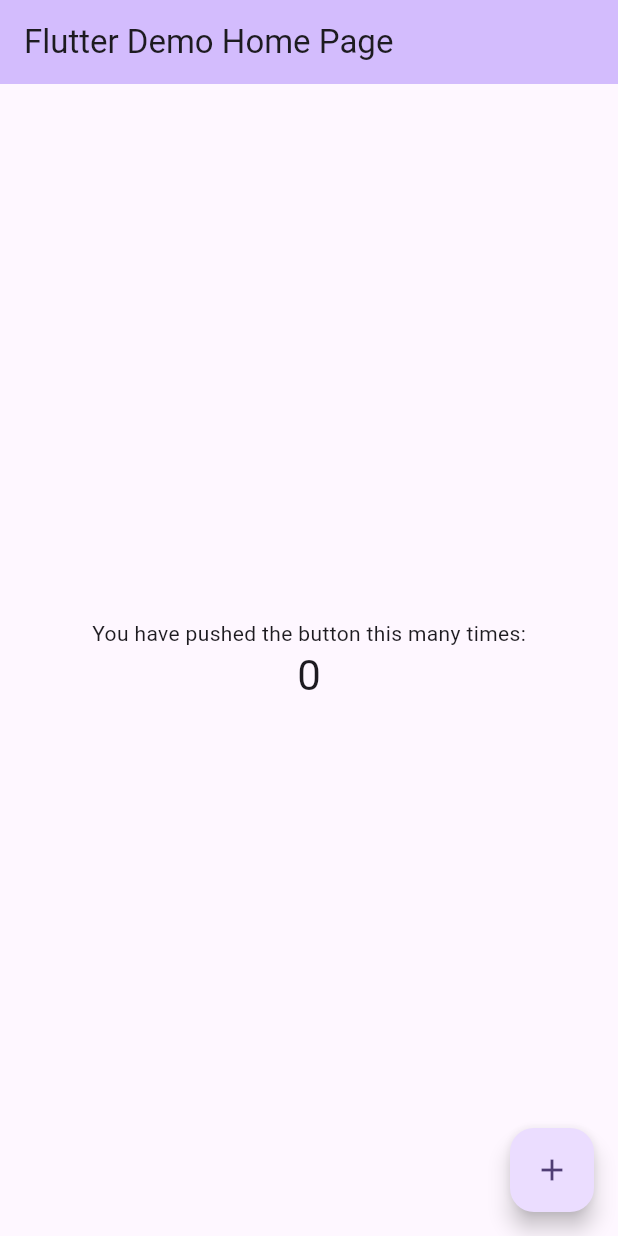
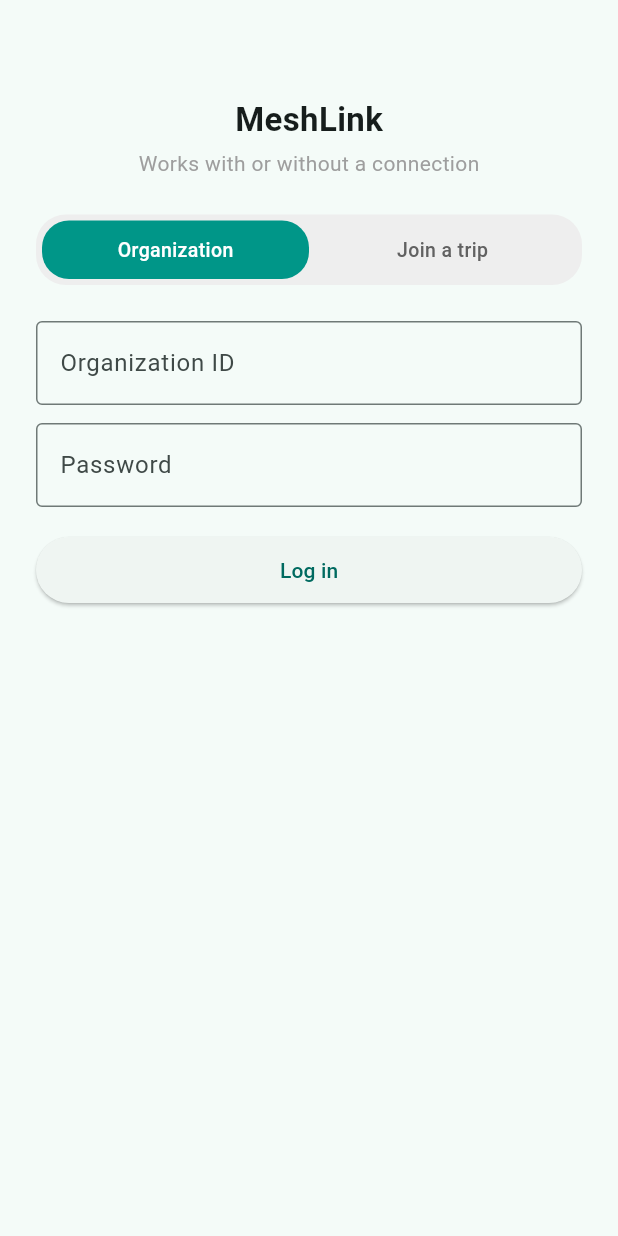
Before and after one commit to CSEProjectVault/mesh_link, a Flutter app: the screen it shows after launch, on a phone screen of 412 x 824 dp. Run offline on Flutter 3.47's test engine with Material 3 defaults, Android fonts, the phone set to English and light mode, and no system bars.

Commit message:
Add navigation shell with login/join and home screens

```diff
--- a/lib/main.dart
+++ b/lib/main.dart
@@ -1,122 +1,32 @@
 import 'package:flutter/material.dart';
+import 'screens/login_join_screen.dart';
+import 'screens/home_screen.dart';
+import 'screens/create_pin_screen.dart';
+import 'screens/report_detail_screen.dart';
 
 void main() {
-  runApp(const MyApp());
+  runApp(const MeshLinkApp());
 }
 
-class MyApp extends StatelessWidget {
-  const MyApp({super.key});
+class MeshLinkApp extends StatelessWidget {
+  const MeshLinkApp({super.key});
 
-  // This widget is the root of your application.
   @override
   Widget build(BuildContext context) {
     return MaterialApp(
-      title: 'Flutter Demo',
+      title: 'MeshLink',
+      debugShowCheckedModeBanner: false,
       theme: ThemeData(
-        // This is the theme of your application.
-        //
-        // TRY THIS: Try running your application with "flutter run". You'll see
-        // the application has a purple toolbar. Then, without quitting the app,
-        // try changing the seedColor in the colorScheme below to Colors.green
-        // and then invoke "hot reload" (save your changes or press the "hot
-        // reload" button in a Flutter-supported IDE, or press "r" if you used
-        // the command line to start the app).
-        //
-        // Notice that the counter didn't reset back to zero; the application
-        // state is not lost during the reload. To reset the state, use hot
-        // restart instead.
-        //
-        // This works for code too, not just values: Most code changes can be
-        // tested with just a hot reload.
-        colorScheme: .fromSeed(seedColor: Colors.deepPurple),
+        colorSchemeSeed: Colors.teal,
+        useMaterial3: true,
       ),
-      home: const MyHomePage(title: 'Flutter Demo Home Page'),
+      initialRoute: '/',
+      routes: {
+        '/': (context) =>  LoginJoinScreen(),
+        '/home': (context) => HomeScreen(),
+        '/create': (context) => const CreatePinScreen(),
+        '/detail': (context) => const ReportDetailScreen(),
+      },
     );
   }
 }
-
-class MyHomePage extends StatefulWidget {
-  const MyHomePage({super.key, required this.title});
-
-  // This widget is the home page of your application. It is stateful, meaning
-  // that it has a State object (defined below) that contains fields that affect
-  // how it looks.
-
-  // This class is the configuration for the state. It holds the values (in this
-  // case the title) provided by the parent (in this case the App widget) and
-  // used by the build method of the State. Fields in a Widget subclass are
-  // always marked "final".
-
-  final String title;
-
-  @override
-  State<MyHomePage> createState() => _MyHomePageState();
-}
-
-class _MyHomePageState extends State<MyHomePage> {
-  int _counter = 0;
-
-  void _incrementCounter() {
-    setState(() {
-      // This call to setState tells the Flutter framework that something has
-      // changed in this State, which causes it to rerun the build method below
-      // so that the display can reflect the updated values. If we changed
-      // _counter without calling setState(), then the build method would not be
-      // called again, and so nothing would appear to happen.
-      _counter++;
-    });
-  }
-
-  @override
-  Widget build(BuildContext context) {
-    // This method is rerun every time setState is called, for instance as done
-    // by the _incrementCounter method above.
-    //
-    // The Flutter framework has been optimized to make rerunning build methods
-    // fast, so that you can just rebuild anything that needs updating rather
-    // than having to individually change instances of widgets.
-    return Scaffold(
-      appBar: AppBar(
-        // TRY THIS: Try changing the color here to a specific color (to
-        // Colors.amber, perhaps?) and trigger a hot reload to see the AppBar
-        // change color while the other colors stay the same.
-        backgroundColor: Theme.of(context).colorScheme.inversePrimary,
-        // Here we take the value from the MyHomePage object that was created by
-        // the App.build method, and use it to set our appbar title.
-        title: Text(widget.title),
-      ),
-      body: Center(
-        // Center is a layout widget. It takes a single child and positions it
-        // in the middle of the parent.
-        child: Column(
-          // Column is also a layout widget. It takes a list of children and
-          // arranges them vertically. By default, it sizes itself to fit its
-          // children horizontally, and tries to be as tall as its parent.
-          //
-          // Column has various properties to control how it sizes itself and
-          // how it positions its children. Here we use mainAxisAlignment to
-          // center the children vertically; the main axis here is the vertical
-          // axis because Columns are vertical (the cross axis would be
-          // horizontal).
-          //
-          // TRY THIS: Invoke "debug painting" (choose the "Toggle Debug Paint"
-          // action in the IDE, or press "p" in the console), to see the
-          // wireframe for each widget.
-          mainAxisAlignment: .center,
-          children: [
-            const Text('You have pushed the button this many times:'),
-            Text(
-              '$_counter',
-              style: Theme.of(context).textTheme.headlineMedium,
-            ),
-          ],
-        ),
-      ),
-      floatingActionButton: FloatingActionButton(
-        onPressed: _incrementCounter,
-        tooltip: 'Increment',
-        child: const Icon(Icons.add),
-      ),
-    );
-  }
-}
--- /dev/null
+++ b/lib/screens/login_join_screen.dart
@@ -0,0 +1,168 @@
+import 'package:flutter/material.dart';
+
+class LoginJoinScreen extends StatefulWidget {
+  const LoginJoinScreen({super.key});
+
+  @override
+  State<LoginJoinScreen> createState() => _LoginJoinScreenState();
+}
+
+class _LoginJoinScreenState extends State<LoginJoinScreen> {
+  // This is the "state" — which tab is currently selected.
+  // When this changes, Flutter automatically redraws the screen.
+  bool showOrgTab = true;
+
+  @override
+  Widget build(BuildContext context) {
+    return Scaffold(
+      body: SafeArea(
+        child: Padding(
+          padding: const EdgeInsets.all(24),
+          child: Column(
+            children: [
+              const SizedBox(height: 40),
+              const Text(
+                'MeshLink',
+                style: TextStyle(fontSize: 22, fontWeight: FontWeight.w600),
+              ),
+              const SizedBox(height: 4),
+              const Text(
+                'Works with or without a connection',
+                style: TextStyle(color: Colors.grey),
+              ),
+              const SizedBox(height: 24),
+
+              // Tab toggle
+              Container(
+                decoration: BoxDecoration(
+                  color: Colors.grey[200],
+                  borderRadius: BorderRadius.circular(20),
+                ),
+                padding: const EdgeInsets.all(4),
+                child: Row(
+                  children: [
+                    Expanded(
+                      child: GestureDetector(
+                        onTap: () => setState(() => showOrgTab = true),
+                        child: _buildTab('Organization', showOrgTab),
+                      ),
+                    ),
+                    Expanded(
+                      child: GestureDetector(
+                        onTap: () => setState(() => showOrgTab = false),
+                        child: _buildTab('Join a trip', !showOrgTab),
+                      ),
+                    ),
+                  ],
+                ),
+              ),
+              const SizedBox(height: 24),
+
+              // Show different content depending on which tab is selected
+              if (showOrgTab) _buildOrgForm() else _buildTripForm(),
+            ],
+          ),
+        ),
+      ),
+    );
+  }
+
+  Widget _buildTab(String label, bool selected) {
+    return Container(
+      padding: const EdgeInsets.symmetric(vertical: 10),
+      decoration: BoxDecoration(
+        color: selected ? Colors.teal : Colors.transparent,
+        borderRadius: BorderRadius.circular(18),
+      ),
+      alignment: Alignment.center,
+      child: Text(
+        label,
+        style: TextStyle(
+          color: selected ? Colors.white : Colors.grey[700],
+          fontWeight: FontWeight.w500,
+          fontSize: 13,
+        ),
+      ),
+    );
+  }
+
+  Widget _buildOrgForm() {
+    return Column(
+      children: [
+        const TextField(
+          decoration: InputDecoration(
+            labelText: 'Organization ID',
+            hintText: 'e.g. district-rescue-12',
+            border: OutlineInputBorder(),
+          ),
+        ),
+        const SizedBox(height: 12),
+        const TextField(
+          obscureText: true,
+          decoration: InputDecoration(
+            labelText: 'Password',
+            border: OutlineInputBorder(),
+          ),
+        ),
+        const SizedBox(height: 18),
+        SizedBox(
+          width: double.infinity,
+          child: ElevatedButton(
+            onPressed: () {
+              // Fake login for now — just navigate to Home
+              Navigator.pushReplacementNamed(context, '/home');
+            },
+            child: const Padding(
+              padding: EdgeInsets.symmetric(vertical: 12),
+              child: Text('Log in'),
+            ),
+          ),
+        ),
+      ],
+    );
+  }
+
+  Widget _buildTripForm() {
+    return Column(
+      children: [
+        const TextField(
+          textAlign: TextAlign.center,
+          decoration: InputDecoration(
+            labelText: 'Trip code',
+            hintText: 'e.g. RIDGE-482',
+            border: OutlineInputBorder(),
+          ),
+        ),
+        const SizedBox(height: 12),
+        SizedBox(
+          width: double.infinity,
+          child: OutlinedButton.icon(
+            onPressed: () {},
+            icon: const Icon(Icons.qr_code),
+            label: const Text('Scan QR instead'),
+          ),
+        ),
+        const SizedBox(height: 12),
+        SizedBox(
+          width: double.infinity,
+          child: ElevatedButton(
+            onPressed: () {
+              Navigator.pushReplacementNamed(context, '/home');
+            },
+            child: const Padding(
+              padding: EdgeInsets.symmetric(vertical: 12),
+              child: Text('Join trip'),
+            ),
+          ),
+        ),
+        const SizedBox(height: 14),
+        TextButton(
+          onPressed: () {
+            Navigator.pushReplacementNamed(context, '/home');
+          },
+          child: const Text('Start a new trip instead'),
+        ),
+      ],
+    );
+  }
+}
```
Also changed, not shown: lib/screens/create_pin_screen.dart (added, +13 -0 lines), lib/screens/home_screen.dart (added, +65 -0 lines), lib/screens/report_detail_screen.dart (added, +13 -0 lines).
